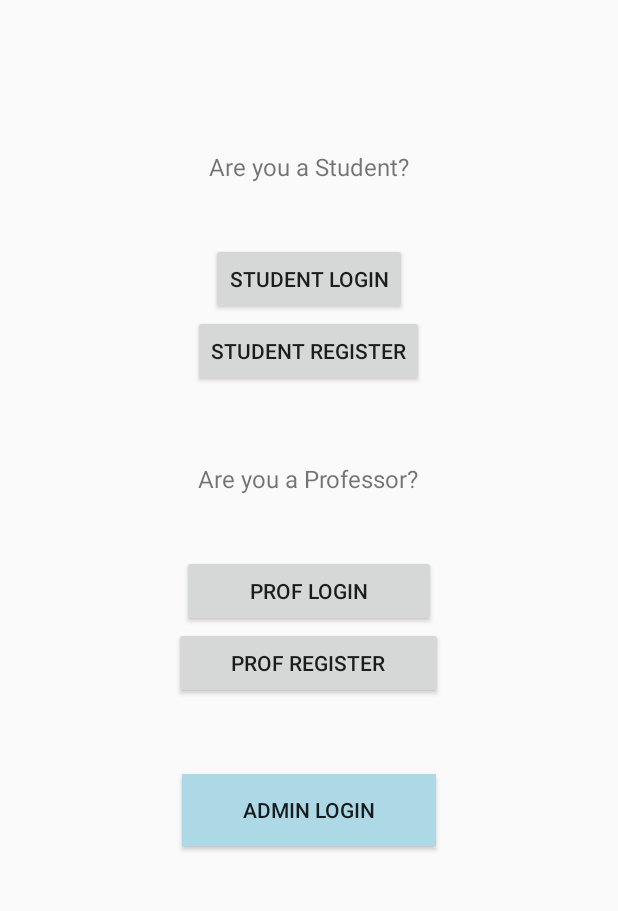
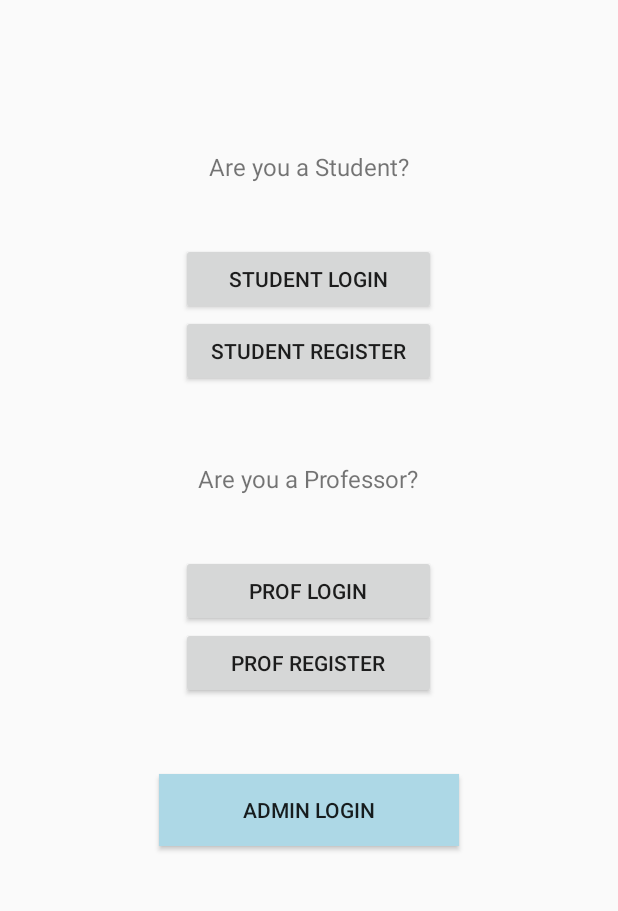
Before and after one commit to rum22/btp_allocator, an Android app: the screen it shows after launch (MainActivity), on a phone screen of 412 x 824 dp, the part 277-1188 px from its top. Run offline under Robolectric (Android 15) with nearby library versions, the phone set to English and light mode, and no system bars.

Commit message:
buttons aligned

```diff
--- a/app/src/main/res/layout/activity_main.xml
+++ b/app/src/main/res/layout/activity_main.xml
@@ -48,7 +48,7 @@
 
         <Button
             android:id="@+id/btnStudentLogin"
-            android:layout_width="wrap_content"
+            android:layout_width="170dp"
             android:layout_height="wrap_content"
             android:text="Student Login"
             app:layout_constraintBottom_toBottomOf="parent"
@@ -60,7 +60,7 @@
 
         <Button
             android:id="@+id/btnStudentRegister"
-            android:layout_width="wrap_content"
+            android:layout_width="170dp"
             android:layout_height="wrap_content"
             android:text="Student Register"
             app:layout_constraintBottom_toBottomOf="parent"
@@ -85,19 +85,19 @@
 
         <Button
             android:id="@+id/btnProfLogin"
-            android:layout_width="169dp"
+            android:layout_width="170dp"
             android:layout_height="wrap_content"
             android:text="Prof Login" />
 
         <Button
             android:id="@+id/btnProfRegister"
-            android:layout_width="179dp"
+            android:layout_width="170dp"
             android:layout_height="wrap_content"
             android:text="Prof Register" />
 
         <Button
             android:id="@+id/btnAdminLogin"
-            android:layout_width="169dp"
+            android:layout_width="200dp"
             android:layout_height="wrap_content"
             android:layout_marginTop="50dp"
             android:background="#ADD8E6"
```
